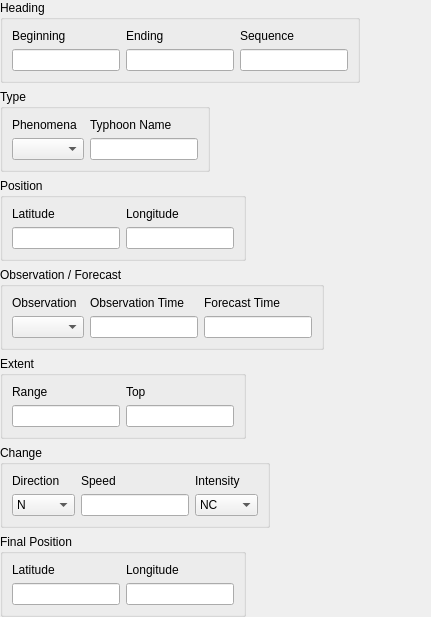
up1and/tafor, file tafor/components/ui/sigmet_typhoon.ui: the form before one commit.
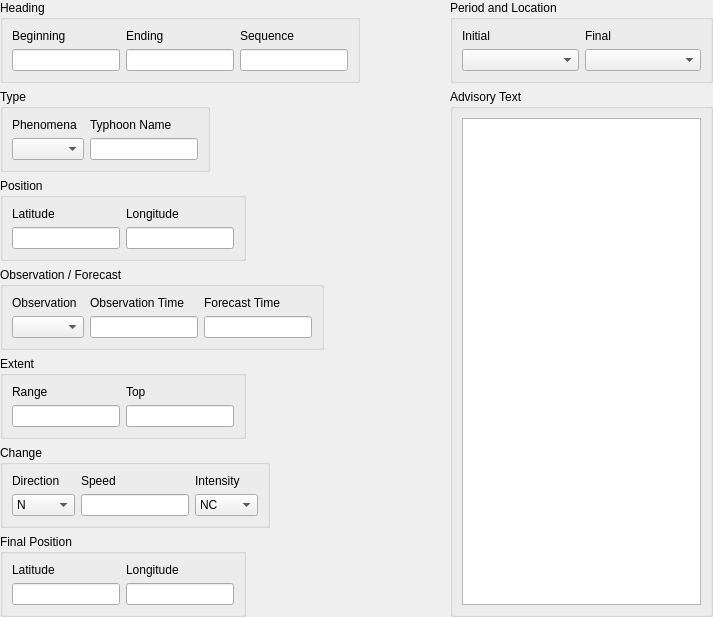
The form after the commit.

The edit to the form file:
```diff
--- a/tafor/components/ui/sigmet_typhoon.ui
+++ b/tafor/components/ui/sigmet_typhoon.ui
@@ -6,14 +6,29 @@
    <rect>
     <x>0</x>
     <y>0</y>
-    <width>431</width>
+    <width>713</width>
     <height>532</height>
    </rect>
   </property>
   <property name="windowTitle">
    <string notr="true">Sigmet</string>
   </property>
-  <layout class="QVBoxLayout" name="verticalLayout">
+  <layout class="QHBoxLayout" name="horizontalLayout">
+   <property name="leftMargin">
+    <number>0</number>
+   </property>
+   <property name="topMargin">
+    <number>0</number>
+   </property>
+   <property name="rightMargin">
+    <number>0</number>
+   </property>
+   <property name="bottomMargin">
+    <number>0</number>
+   </property>
+   <item>
+    <widget class="QWidget" name="main" native="true">
+     <layout class="QVBoxLayout" name="mainLayout">
    <property name="leftMargin">
     <number>0</number>
    </property>
@@ -469,6 +484,74 @@
    </item>
   </layout>
  </widget>
+   </item>
+   <item>
+    <widget class="QWidget" name="advisory" native="true">
+     <property name="maximumSize">
+      <size>
+       <width>263</width>
+       <height>16777215</height>
+      </size>
+     </property>
+     <layout class="QVBoxLayout" name="advisoryLayout">
+      <property name="leftMargin">
+       <number>0</number>
+      </property>
+      <property name="topMargin">
+       <number>0</number>
+      </property>
+      <property name="rightMargin">
+       <number>0</number>
+      </property>
+      <property name="bottomMargin">
+       <number>0</number>
+      </property>
+      <item>
+       <widget class="QGroupBox" name="periodGroup">
+        <property name="title">
+         <string>Period and Location</string>
+        </property>
+        <layout class="QGridLayout" name="gridLayout">
+         <item row="0" column="0">
+          <widget class="QLabel" name="initialLabel">
+           <property name="text">
+            <string>Initial</string>
+           </property>
+          </widget>
+         </item>
+         <item row="0" column="1">
+          <widget class="QLabel" name="finalLabel">
+           <property name="text">
+            <string>Final</string>
+           </property>
+          </widget>
+         </item>
+         <item row="1" column="0">
+          <widget class="QComboBox" name="initial"/>
+         </item>
+         <item row="1" column="1">
+          <widget class="QComboBox" name="final"/>
+         </item>
+        </layout>
+       </widget>
+      </item>
+      <item>
+       <widget class="QGroupBox" name="textGroup">
+        <property name="title">
+         <string>Advisory Text</string>
+        </property>
+        <layout class="QVBoxLayout" name="verticalLayout">
+         <item>
+          <widget class="QTextEdit" name="text"/>
+         </item>
+        </layout>
+       </widget>
+      </item>
+     </layout>
+    </widget>
+   </item>
+  </layout>
+ </widget>
  <tabstops>
   <tabstop>beginningTime</tabstop>
   <tabstop>endingTime</tabstop>
```
Left out of the diff: 49 changed lines with no effect on the pictures. Lines whose indentation alone changed are shown as unchanged.
